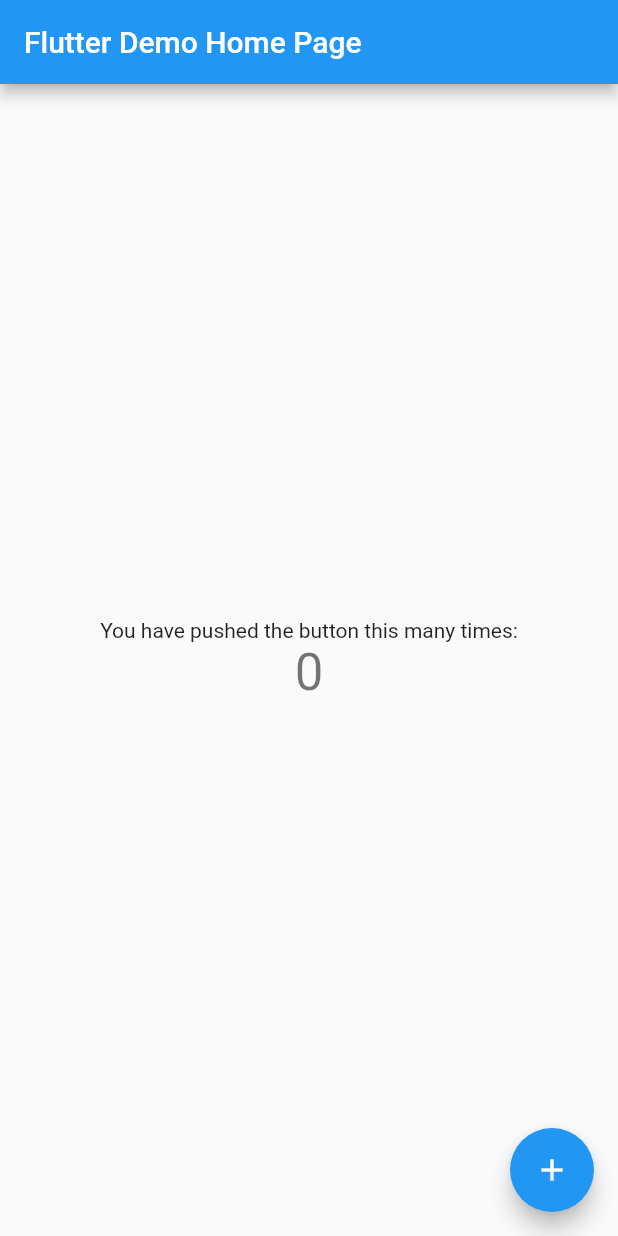
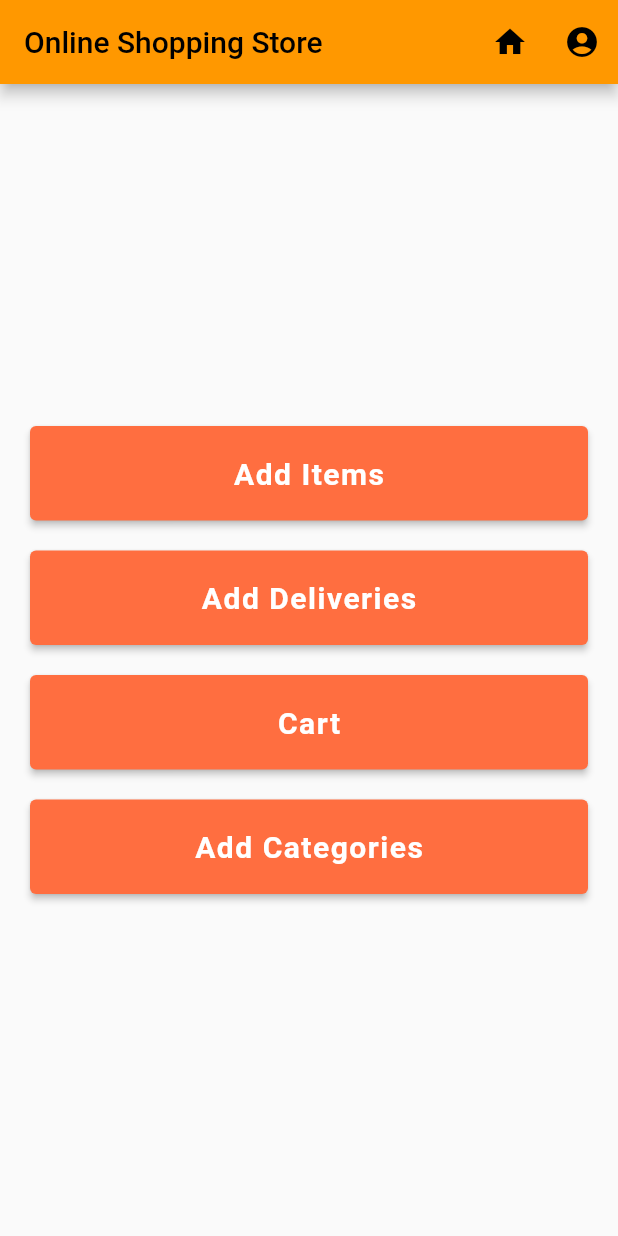
Before and after one commit to maneeshalakshani/CTSE-Online_Shopping_Store, a Flutter app: the screen it shows after launch, on a phone screen of 412 x 824 dp. Run offline on Flutter 3.47's test engine with Material 2 defaults, Android fonts, the phone set to English and light mode, and no system bars; our stand-ins replace auto_route.

Commit message:
feat: add basic project

```diff
--- /dev/null
+++ b/lib/consts.dart
@@ -0,0 +1,5 @@
+import 'package:flutter/material.dart';
+
+const APP_COLOR = Colors.orange;
+const ELEVATED_BUTTON_HOME_COLOUR = Colors.deepOrangeAccent;
+const TEXT_WHITE = Colors.white;
--- a/lib/main.dart
+++ b/lib/main.dart
@@ -1,115 +1,16 @@
 import 'package:flutter/material.dart';
+import 'package:shopping_store/consts.dart';
+import 'package:shopping_store/routes/routes.gr.dart';
+import 'package:shopping_store/routes/routes.dart';
 
-void main() {
-  runApp(const MyApp());
-}
+final _appRouter = AppRouter();
 
-class MyApp extends StatelessWidget {
-  const MyApp({super.key});
+void main() => runApp(MaterialApp.router(
+  debugShowCheckedModeBanner: false,
+  theme: ThemeData(
+    primarySwatch: APP_COLOR,
+  ),
 
-  // This widget is the root of your application.
-  @override
-  Widget build(BuildContext context) {
-    return MaterialApp(
-      title: 'Flutter Demo',
-      theme: ThemeData(
-        // This is the theme of your application.
-        //
-        // Try running your application with "flutter run". You'll see the
-        // application has a blue toolbar. Then, without quitting the app, try
-        // changing the primarySwatch below to Colors.green and then invoke
-        // "hot reload" (press "r" in the console where you ran "flutter run",
-        // or simply save your changes to "hot reload" in a Flutter IDE).
-        // Notice that the counter didn't reset back to zero; the application
-        // is not restarted.
-        primarySwatch: Colors.blue,
-      ),
-      home: const MyHomePage(title: 'Flutter Demo Home Page'),
-    );
-  }
-}
-
-class MyHomePage extends StatefulWidget {
-  const MyHomePage({super.key, required this.title});
-
-  // This widget is the home page of your application. It is stateful, meaning
-  // that it has a State object (defined below) that contains fields that affect
-  // how it looks.
-
-  // This class is the configuration for the state. It holds the values (in this
-  // case the title) provided by the parent (in this case the App widget) and
-  // used by the build method of the State. Fields in a Widget subclass are
-  // always marked "final".
-
-  final String title;
-
-  @override
-  State<MyHomePage> createState() => _MyHomePageState();
-}
-
-class _MyHomePageState extends State<MyHomePage> {
-  int _counter = 0;
-
-  void _incrementCounter() {
-    setState(() {
-      // This call to setState tells the Flutter framework that something has
-      // changed in this State, which causes it to rerun the build method below
-      // so that the display can reflect the updated values. If we changed
-      // _counter without calling setState(), then the build method would not be
-      // called again, and so nothing would appear to happen.
-      _counter++;
-    });
-  }
-
-  @override
-  Widget build(BuildContext context) {
-    // This method is rerun every time setState is called, for instance as done
-    // by the _incrementCounter method above.
-    //
-    // The Flutter framework has been optimized to make rerunning build methods
-    // fast, so that you can just rebuild anything that needs updating rather
-    // than having to individually change instances of widgets.
-    return Scaffold(
-      appBar: AppBar(
-        // Here we take the value from the MyHomePage object that was created by
-        // the App.build method, and use it to set our appbar title.
-        title: Text(widget.title),
-      ),
-      body: Center(
-        // Center is a layout widget. It takes a single child and positions it
-        // in the middle of the parent.
-        child: Column(
-          // Column is also a layout widget. It takes a list of children and
-          // arranges them vertically. By default, it sizes itself to fit its
-          // children horizontally, and tries to be as tall as its parent.
-          //
-          // Invoke "debug painting" (press "p" in the console, choose the
-          // "Toggle Debug Paint" action from the Flutter Inspector in Android
-          // Studio, or the "Toggle Debug Paint" command in Visual Studio Code)
-          // to see the wireframe for each widget.
-          //
-          // Column has various properties to control how it sizes itself and
-          // how it positions its children. Here we use mainAxisAlignment to
-          // center the children vertically; the main axis here is the vertical
-          // axis because Columns are vertical (the cross axis would be
-          // horizontal).
-          mainAxisAlignment: MainAxisAlignment.center,
-          children: <Widget>[
-            const Text(
-              'You have pushed the button this many times:',
-            ),
-            Text(
-              '$_counter',
-              style: Theme.of(context).textTheme.headline4,
-            ),
-          ],
-        ),
-      ),
-      floatingActionButton: FloatingActionButton(
-        onPressed: _incrementCounter,
-        tooltip: 'Increment',
-        child: const Icon(Icons.add),
-      ), // This trailing comma makes auto-formatting nicer for build methods.
-    );
-  }
-}
+  routerDelegate: _appRouter.delegate(),
+  routeInformationParser: _appRouter.defaultRouteParser(),
+));
--- /dev/null
+++ b/lib/pages/home/Home.dart
@@ -0,0 +1,54 @@
+import 'package:auto_route/auto_route.dart';
+import 'package:flutter/material.dart';
+import 'package:shopping_store/routes/routes.gr.dart';
+import 'package:shopping_store/widgets/appBarCustom.dart';
+import 'package:shopping_store/widgets/buttons/home-buttons.dart';
+
+class HomeView extends StatefulWidget {
+  const HomeView({Key? key}) : super(key: key);
+
+  @override
+  _HomeViewState createState() => _HomeViewState();
+}
+
+class _HomeViewState extends State<HomeView> {
+  @override
+  Widget build(BuildContext context) {
+    return Scaffold(
+      appBar: appBarCustom(),
+      body: Container(
+        width: double.infinity,
+        child: Column(
+          mainAxisAlignment: MainAxisAlignment.center,
+          crossAxisAlignment: CrossAxisAlignment.center,
+          children: [
+            HomeButton(
+              title: "Add Items",
+              onPressed: (){
+                context.router.push(const LoginRoute());
+              },
+            ),
+            HomeButton(
+              title: "Add Deliveries",
+              onPressed: (){
+                context.router.push(const LoginRoute());
+              },
+            ),
+            HomeButton(
+              title: "Cart",
+              onPressed: (){
+                context.router.push(const LoginRoute());
+              },
+            ),
+            HomeButton(
+              title: "Add Categories",
+              onPressed: (){
+                context.router.push(const LoginRoute());
+              },
+            ),
+          ],
+        ),
+      ),
+    );
+  }
+}
--- /dev/null
+++ b/lib/widgets/appBarCustom.dart
@@ -0,0 +1,22 @@
+import 'package:flutter/material.dart';
+
+PreferredSizeWidget appBarCustom(){
+  return AppBar(
+    backwardsCompatibility: false,
+    title: const Text("Online Shopping Store"),
+    actions: [
+      IconButton(
+        icon: Icon(Icons.home),
+        onPressed: (){
+
+        },
+      ),
+      IconButton(
+        icon: Icon(Icons.account_circle),
+        onPressed: (){
+
+        },
+      )
+    ],
+  );
+}
--- /dev/null
+++ b/lib/widgets/buttons/home-buttons.dart
@@ -0,0 +1,42 @@
+import 'package:flutter/material.dart';
+import 'package:shopping_store/consts.dart';
+
+class HomeButton extends StatefulWidget {
+  HomeButton({
+    Key? key,
+    required this.title,
+    required this.onPressed
+  }) : super(key: key);
+
+  String title;
+  void Function()? onPressed;
+
+  @override
+  _HomeButtonState createState() => _HomeButtonState();
+}
+
+class _HomeButtonState extends State<HomeButton> {
+  @override
+  Widget build(BuildContext context) {
+    return Container(
+      width: double.infinity,
+      margin: const EdgeInsets.symmetric(horizontal: 20, vertical: 10),
+      child: ElevatedButton(
+        onPressed: widget.onPressed,
+        style: ElevatedButton.styleFrom(
+          backgroundColor: ELEVATED_BUTTON_HOME_COLOUR,
+          padding: const EdgeInsets.symmetric(vertical: 20),
+        ),
+        child: Text(
+          widget.title,
+          style: const TextStyle(
+            color: TEXT_WHITE,
+            fontWeight: FontWeight.bold,
+            letterSpacing: 1.0,
+            fontSize: 20,
+          ),
+        ),
+      ),
+    );
+  }
+}
--- a/pubspec.yaml
+++ b/pubspec.yaml
@@ -31,6 +31,8 @@
 dependencies:
   flutter:
     sdk: flutter
+  auto_route: 5.0.1
+  auto_route_generator: 5.0.2
 
 
   # The following adds the Cupertino Icons font to your application.
@@ -40,6 +42,7 @@
 dev_dependencies:
   flutter_test:
     sdk: flutter
+  build_runner: 2.2.0
 
   # The "flutter_lints" package below contains a set of recommended lints to
   # encourage good coding practices. The lint set provided by the package is
```
Also changed, not shown: lib/pages/auth/login.dart (added, +21 -0 lines), lib/routes/routes.dart (added, +15 -0 lines), lib/routes/routes.gr.dart (added), pubspec.lock.
